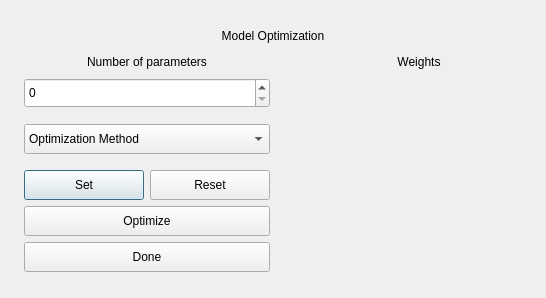
Above: src/gui/forms/fittingdialog.ui from Vriur/xfglenses before the change. Below: the same form after it.
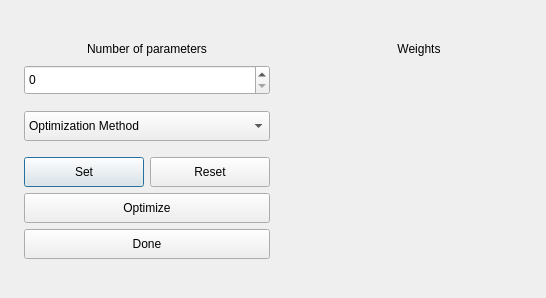
That is the form after the change. Custom widgets are drawn as their Qt base class.

```diff
--- a/src/gui/forms/fittingdialog.ui
+++ b/src/gui/forms/fittingdialog.ui
@@ -17,25 +17,6 @@
    <item row="1" column="1">
     <layout class="QGridLayout" name="gridLayout">
      <item row="0" column="0">
-      <widget class="QLabel" name="label">
-       <property name="sizePolicy">
-        <sizepolicy hsizetype="Preferred" vsizetype="Minimum">
-         <horstretch>0</horstretch>
-         <verstretch>0</verstretch>
-        </sizepolicy>
-       </property>
-       <property name="minimumSize">
-        <size>
-         <width>0</width>
-         <height>20</height>
-        </size>
-       </property>
-       <property name="text">
-        <string>&lt;html&gt;&lt;head/&gt;&lt;body&gt;&lt;p align=&quot;center&quot;&gt;Model Optimization&lt;/p&gt;&lt;/body&gt;&lt;/html&gt;</string>
-       </property>
-      </widget>
-     </item>
-     <item row="1" column="0">
       <layout class="QHBoxLayout" name="horizontalLayout_3">
        <item>
         <layout class="QVBoxLayout" name="verticalLayout_2">
```
Left out of the diff: 2 changed lines with no effect on the pictures.
